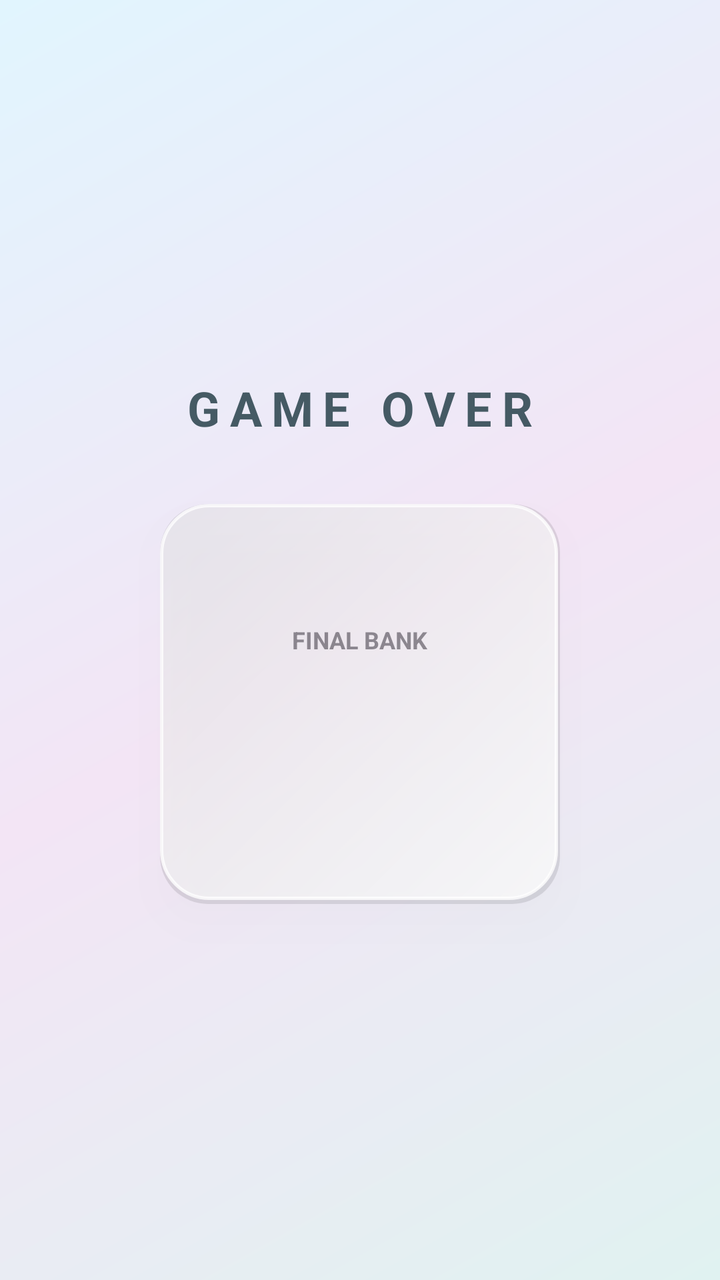
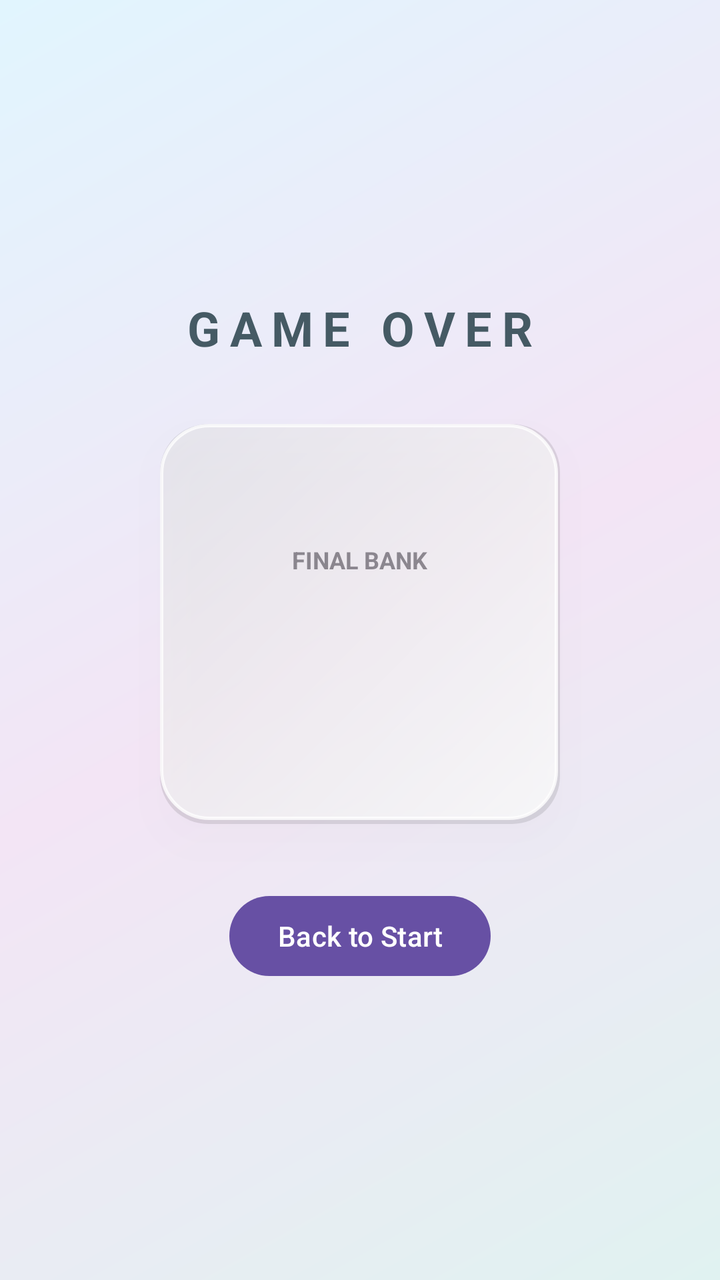

An Android layout rendered at two revisions. The XML below is the earlier revision; the diff shows what the commit changed to produce the second picture.
<!-- AndroidManifest.xml: application theme Theme.InvestmentGame -->
<!-- res/layout/activity_game_over.xml -->
<?xml version="1.0" encoding="utf-8"?>
<LinearLayout xmlns:android="http://schemas.android.com/apk/res/android"
    android:layout_width="match_parent"
    android:layout_height="match_parent"
    android:background="@drawable/main_background"
    android:gravity="center"
    android:orientation="vertical"
    android:padding="16dp">

    <TextView
        android:layout_width="wrap_content"
        android:layout_height="wrap_content"
        android:letterSpacing="0.2"
        android:text="GAME OVER"
        android:textColor="#455A64"
        android:textSize="24sp"
        android:textStyle="bold" />

    <LinearLayout
        android:layout_width="200dp"
        android:layout_height="200dp"
        android:layout_marginTop="32dp"
        android:background="@drawable/glass_pane"
        android:elevation="12dp"
        android:gravity="center"
        android:orientation="vertical">

        <TextView
            android:layout_width="wrap_content"
            android:layout_height="wrap_content"
            android:alpha="0.6"
            android:text="FINAL BANK"
            android:textSize="12sp"
            android:textStyle="bold" />

        <TextView
            android:id="@+id/bank"
            android:layout_width="wrap_content"
            android:layout_height="wrap_content"
            android:textColor="#2E7D32"
            android:textSize="48sp"
            android:textStyle="bold" />
    </LinearLayout>

</LinearLayout>
<!-- resources referenced by this layout -->
<resources>
  <!-- drawable glass_pane (drawable) -->
  <?xml version="1.0" encoding="utf-8"?>
  <layer-list xmlns:android="http://schemas.android.com/apk/res/android">
      <item>
          <shape android:shape="rectangle">
              <corners android:radius="24dp" />
              <solid android:color="#1A000000" />
          </shape>
      </item>
  
      <item
          android:bottom="2dp"
          android:right="1dp">
          <shape android:shape="rectangle">
              <corners android:radius="24dp" />
              <gradient
                  android:angle="135"
                  android:endColor="#66FFFFFF"
                  android:startColor="#CCFFFFFF" />
              <stroke
                  android:width="1.5dp"
                  android:color="#CCFFFFFF" />
          </shape>
      </item>
  </layer-list>
  <!-- drawable main_background (drawable) -->
  <?xml version="1.0" encoding="utf-8"?>
  <shape xmlns:android="http://schemas.android.com/apk/res/android"
      android:shape="rectangle">
      <gradient
          android:angle="135"
          android:centerColor="#F3E5F5"
          android:endColor="#E1F5FE"
          android:startColor="#E0F2F1" />
  </shape>
  <style name="Theme.InvestmentGame" parent="Base.Theme.InvestmentGame" />
  <style name="Base.Theme.InvestmentGame" parent="Theme.Material3.DayNight.NoActionBar">
          
          
      </style>
</resources>

<!-- the commit's change to res/layout/activity_game_over.xml (unified diff, before → after) -->
@@ -42,4 +42,11 @@
             android:textStyle="bold" />
     </LinearLayout>
 
+    <Button
+        android:id="@+id/finish_game_over"
+        android:layout_width="wrap_content"
+        android:layout_height="wrap_content"
+        android:layout_marginTop="32dp"
+        android:text="Back to Start" />
+
 </LinearLayout>
